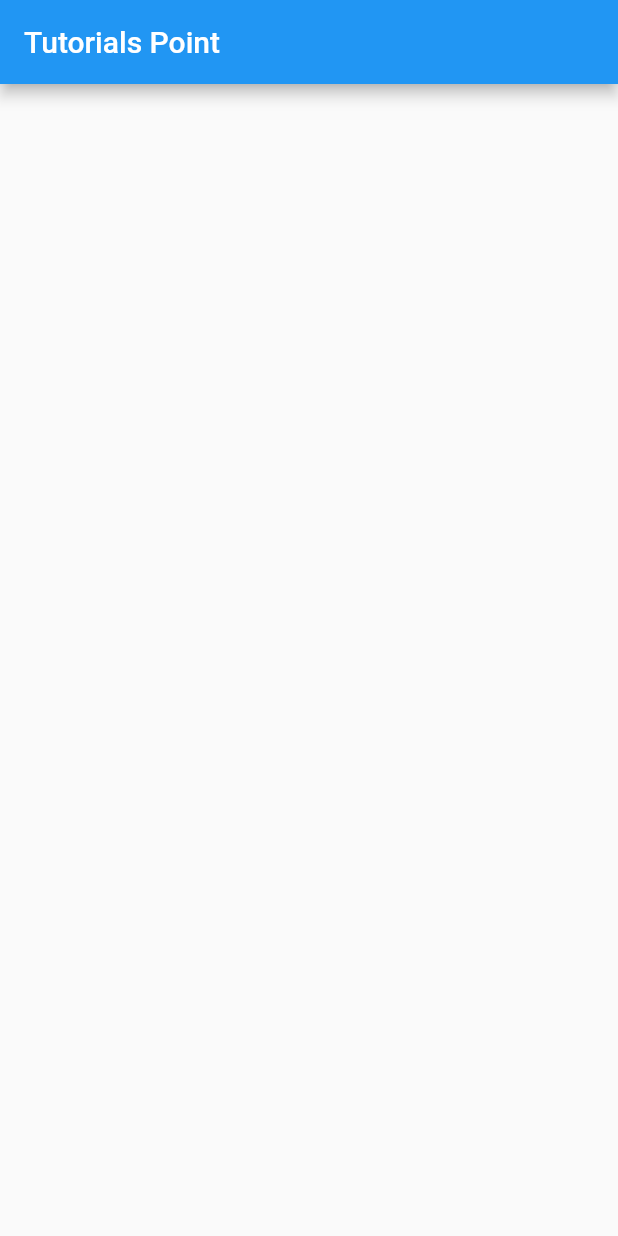
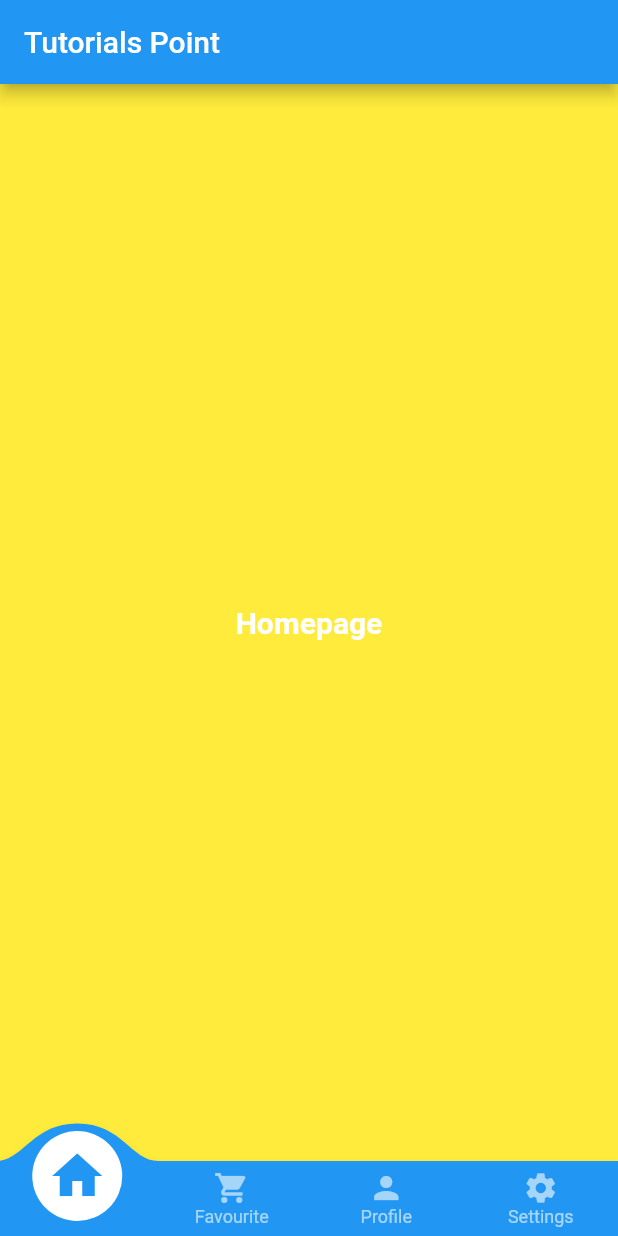
Before and after one commit to azharmarmu/tp_article, a Flutter app: the screen it shows after launch, on a phone screen of 412 x 824 dp. Run offline on Flutter 3.47's test engine with Material 2 defaults, Android fonts, the phone set to English and light mode, and no system bars; drawn by our look-alikes of convex_bottom_bar.

Commit message:
converAppBar_Created

```diff
--- /dev/null
+++ b/lib/home.dart
@@ -0,0 +1,27 @@
+import 'package:flutter/material.dart';
+
+class Home extends StatefulWidget {
+  const Home({Key? key}) : super(key: key);
+
+  @override
+  State<Home> createState() => _HomeState();
+}
+
+class _HomeState extends State<Home> {
+  @override
+  Widget build(BuildContext context) {
+    return const Scaffold(
+      backgroundColor: Colors.yellow,
+      body: Center(
+        child: Text(
+          'Homepage',
+          style: TextStyle(
+            fontSize: 20,
+            color: Colors.white,
+            fontWeight: FontWeight.bold,
+          ),
+        ),
+      ),
+    );
+  }
+}
--- a/lib/home_page.dart
+++ b/lib/home_page.dart
@@ -1,15 +1,45 @@
 import 'package:flutter/material.dart';
+import 'package:tp_article/cart.dart';
+import 'package:tp_article/home.dart';
+import 'package:tp_article/profile.dart';
+import 'package:tp_article/settings.dart';
+import 'package:convex_bottom_bar/convex_bottom_bar.dart';
 
-class HomePage extends StatelessWidget {
+
+class HomePage extends StatefulWidget {
   const HomePage({Key? key}) : super(key: key);
 
   @override
+  State<HomePage> createState() => _HomePageState();
+}
+
+class _HomePageState extends State<HomePage> {
+  int currentPage = 0;
+  final activePage = [const Home(), const Cart(),const Profile(),const Setting()];
+
+  @override
   Widget build(BuildContext context) {
+
     return Scaffold(
       appBar: AppBar(
         title: const Text('Tutorials Point'),
       ),
-      body: const SizedBox.shrink(),
+      body: activePage[currentPage],
+      bottomNavigationBar: ConvexAppBar(
+        items: const [
+          TabItem(icon: Icons.home, title: 'Home'),
+          TabItem(icon: Icons.shopping_cart, title: 'Favourite'),
+          TabItem(icon: Icons.person, title: 'Profile'),
+          TabItem(icon: Icons.settings, title: 'Settings'),
+        ],
+        initialActiveIndex: currentPage,
+        onTap: (int index){
+          setState(() {
+
+            currentPage = index;
+          });
+        },
+      ),
     );
   }
 }
--- /dev/null
+++ b/lib/profile.dart
@@ -0,0 +1,26 @@
+import 'package:flutter/material.dart';
+
+class Profile extends StatefulWidget {
+  const Profile({Key? key}) : super(key: key);
+
+  @override
+  State<Profile> createState() => _ProfileState();
+}
+
+class _ProfileState extends State<Profile> {
+  @override
+  Widget build(BuildContext context) {
+    return const Scaffold(
+      backgroundColor: Colors.teal,
+      body: Center(
+        child: Text(
+          'Profilepage',
+          style: TextStyle(
+            fontSize: 20,
+            fontWeight: FontWeight.bold,
+          ),
+        ),
+      ),
+    );
+  }
+}
```
Also changed, not shown: lib/cart.dart (added, +26 -0 lines), lib/settings.dart (added, +26 -0 lines), 2 other files.
